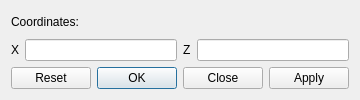
Cubitect/cubiomes-viewer, file gotodialog.ui: the form before one commit.
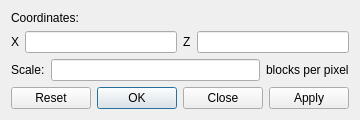
The form after the commit.

Commit message: Added map scaling option to goto dialog

The edit to the form file:
```diff
--- a/gotodialog.ui
+++ b/gotodialog.ui
@@ -51,6 +51,27 @@
      </layout>
     </widget>
    </item>
+   <item>
+    <layout class="QHBoxLayout" name="horizontalLayout_3">
+     <item>
+      <widget class="QLabel" name="label_2">
+       <property name="text">
+        <string>Scale:</string>
+       </property>
+      </widget>
+     </item>
+     <item>
+      <widget class="QLineEdit" name="lineScale"/>
+     </item>
+     <item>
+      <widget class="QLabel" name="label_3">
+       <property name="text">
+        <string>blocks per pixel</string>
+       </property>
+      </widget>
+     </item>
+    </layout>
+   </item>
    <item>
     <widget class="QDialogButtonBox" name="buttonBox">
      <property name="orientation">
```
The commit also changes 7 other files.
